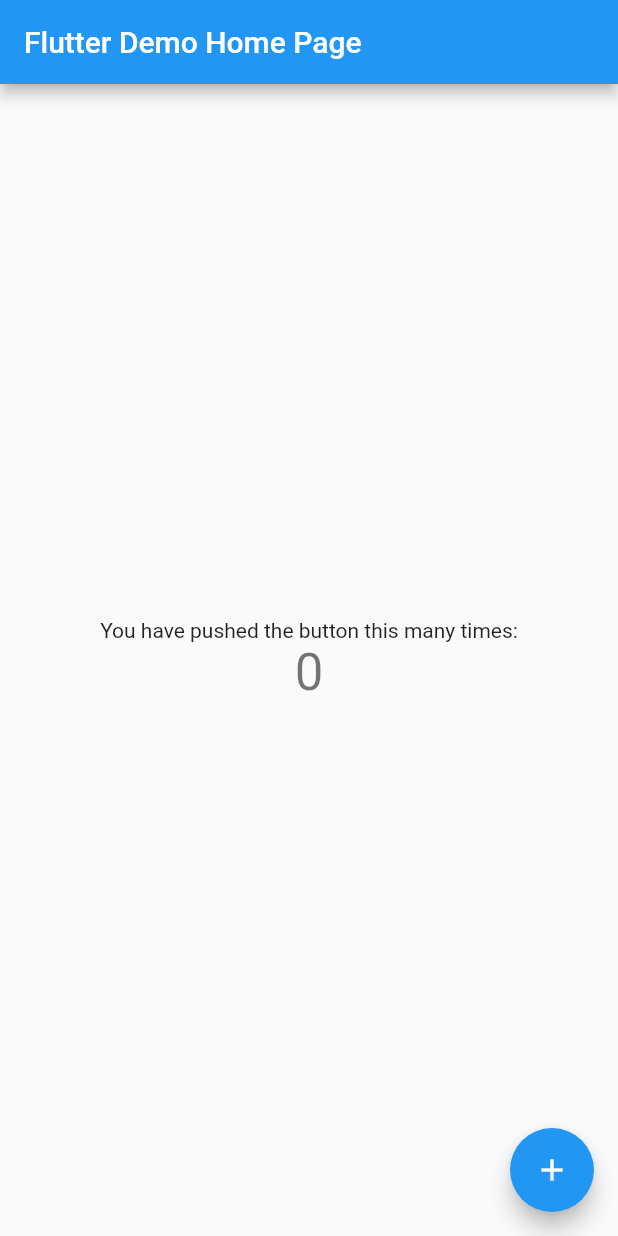
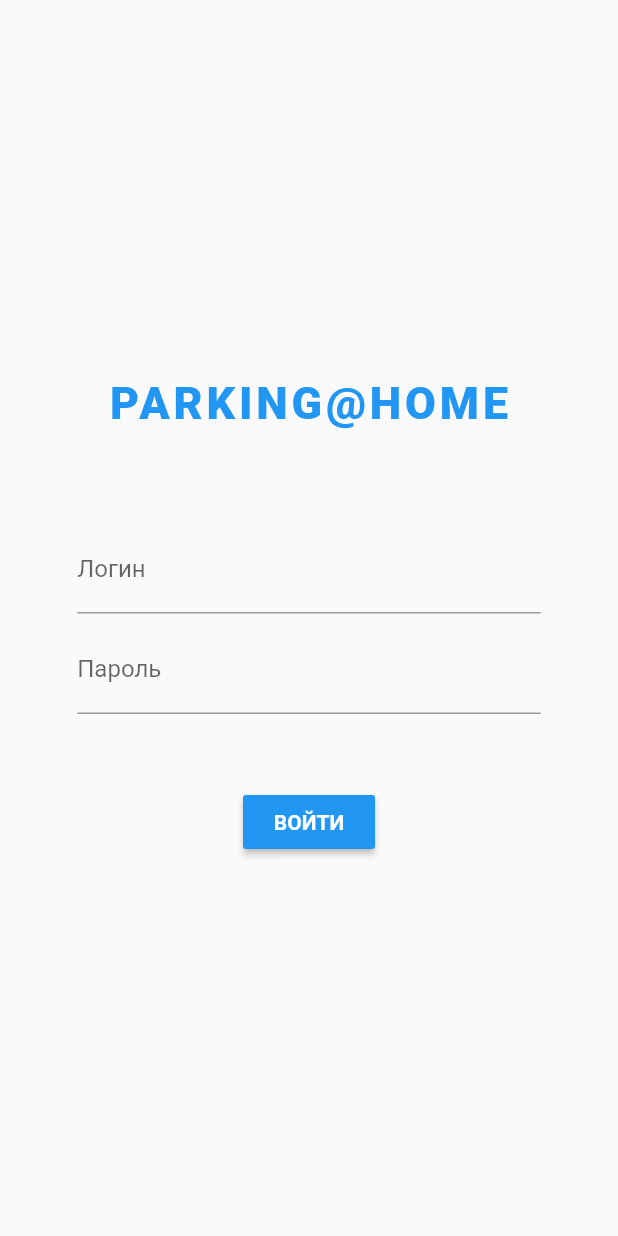
Before and after one commit to Parking-Home/mobile, a Flutter app: the screen it shows after launch, on a phone screen of 412 x 824 dp. Run offline on Flutter 3.47's test engine with Material 2 defaults, Android fonts, the phone set to English and light mode, and no system bars.

Commit message:
Added initial login page layout

```diff
--- /dev/null
+++ b/src/lib/home_page.dart
@@ -0,0 +1,19 @@
+import 'package:flutter/material.dart';
+import 'package:parking_at_home/resources.dart';
+
+class HomePage extends StatelessWidget {
+  @override
+  Widget build(BuildContext context) {
+    return Scaffold(
+      appBar: AppBar(title: Text(ResStrings.homePageTitle)),
+      body: Center(
+        child: Column(
+          mainAxisAlignment: MainAxisAlignment.center,
+          children: <Widget>[
+
+          ],
+        ),
+      ),
+    );
+  }
+}
--- /dev/null
+++ b/src/lib/login_page.dart
@@ -0,0 +1,72 @@
+import 'package:flutter/material.dart';
+import 'package:flutter/painting.dart';
+import 'package:parking_at_home/home_page.dart';
+import 'package:parking_at_home/resources.dart';
+
+class LoginPage extends StatelessWidget {
+  @override
+  Widget build(BuildContext context) {
+    return Scaffold(
+      body: Column(
+        mainAxisAlignment: MainAxisAlignment.center,
+        crossAxisAlignment: CrossAxisAlignment.stretch,
+        children: [
+          FractionallySizedBox(
+            widthFactor: 0.65,
+            alignment: Alignment.center,
+            child: FittedBox(
+              fit: BoxFit.fitWidth,
+              child: Text(
+                ResStrings.loginPageTitle,
+                textAlign: TextAlign.center,
+                style: TextStyle(
+                  color: ResColors.primary,
+                  fontWeight: FontWeight.w900,
+                  letterSpacing: 1.2,
+                ),
+              ),
+            ),
+          ),
+          SizedBox(height: 64),
+          FractionallySizedBox(
+            widthFactor: 0.75,
+            alignment: Alignment.center,
+            child: Column(
+              mainAxisAlignment: MainAxisAlignment.center,
+              children: [
+                TextField(
+                  decoration: InputDecoration(
+                    labelText: ResStrings.loginPageLoginFieldPlaceholder,
+                  ),
+                ),
+                SizedBox(height: 8),
+                TextField(
+                  decoration: InputDecoration(
+                    labelStyle: TextStyle(),
+                    labelText: ResStrings.loginPagePasswordFieldPlaceholder,
+                  ),
+                ),
+                SizedBox(height: 48),
+                RaisedButton(
+                  onPressed: () {
+                    Navigator.of(context).push(
+                      MaterialPageRoute(builder: (context) => HomePage()),
+                    );
+                  },
+                  color: Colors.blue,
+                  child: Text(
+                    ResStrings.loginPageLoginButton,
+                    style: TextStyle(
+                      color: Colors.white,
+                      fontWeight: FontWeight.bold,
+                    ),
+                  ),
+                ),
+              ],
+            ),
+          ),
+        ],
+      ),
+    );
+  }
+}
--- a/src/lib/main.dart
+++ b/src/lib/main.dart
@@ -1,117 +1,21 @@
 import 'package:flutter/material.dart';
+import 'package:parking_at_home/login_page.dart';
+import 'package:parking_at_home/resources.dart';
 
 void main() {
   runApp(MyApp());
 }
 
 class MyApp extends StatelessWidget {
-  // This widget is the root of your application.
   @override
   Widget build(BuildContext context) {
     return MaterialApp(
-      title: 'Flutter Demo',
+      title: 'Parking@Home',
       theme: ThemeData(
-        // This is the theme of your application.
-        //
-        // Try running your application with "flutter run". You'll see the
-        // application has a blue toolbar. Then, without quitting the app, try
-        // changing the primarySwatch below to Colors.green and then invoke
-        // "hot reload" (press "r" in the console where you ran "flutter run",
-        // or simply save your changes to "hot reload" in a Flutter IDE).
-        // Notice that the counter didn't reset back to zero; the application
-        // is not restarted.
-        primarySwatch: Colors.blue,
-        // This makes the visual density adapt to the platform that you run
-        // the app on. For desktop platforms, the controls will be smaller and
-        // closer together (more dense) than on mobile platforms.
+        primarySwatch: ResColors.primary,
         visualDensity: VisualDensity.adaptivePlatformDensity,
       ),
-      home: MyHomePage(title: 'Flutter Demo Home Page'),
+      home: LoginPage(),
     );
   }
 }
-
-class MyHomePage extends StatefulWidget {
-  MyHomePage({Key key, this.title}) : super(key: key);
-
-  // This widget is the home page of your application. It is stateful, meaning
-  // that it has a State object (defined below) that contains fields that affect
-  // how it looks.
-
-  // This class is the configuration for the state. It holds the values (in this
-  // case the title) provided by the parent (in this case the App widget) and
-  // used by the build method of the State. Fields in a Widget subclass are
-  // always marked "final".
-
-  final String title;
-
-  @override
-  _MyHomePageState createState() => _MyHomePageState();
-}
-
-class _MyHomePageState extends State<MyHomePage> {
-  int _counter = 0;
-
-  void _incrementCounter() {
-    setState(() {
-      // This call to setState tells the Flutter framework that something has
-      // changed in this State, which causes it to rerun the build method below
-      // so that the display can reflect the updated values. If we changed
-      // _counter without calling setState(), then the build method would not be
-      // called again, and so nothing would appear to happen.
-      _counter++;
-    });
-  }
-
-  @override
-  Widget build(BuildContext context) {
-    // This method is rerun every time setState is called, for instance as done
-    // by the _incrementCounter method above.
-    //
-    // The Flutter framework has been optimized to make rerunning build methods
-    // fast, so that you can just rebuild anything that needs updating rather
-    // than having to individually change instances of widgets.
-    return Scaffold(
-      appBar: AppBar(
-        // Here we take the value from the MyHomePage object that was created by
-        // the App.build method, and use it to set our appbar title.
-        title: Text(widget.title),
-      ),
-      body: Center(
-        // Center is a layout widget. It takes a single child and positions it
-        // in the middle of the parent.
-        child: Column(
-          // Column is also a layout widget. It takes a list of children and
-          // arranges them vertically. By default, it sizes itself to fit its
-          // children horizontally, and tries to be as tall as its parent.
-          //
-          // Invoke "debug painting" (press "p" in the console, choose the
-          // "Toggle Debug Paint" action from the Flutter Inspector in Android
-          // Studio, or the "Toggle Debug Paint" command in Visual Studio Code)
-          // to see the wireframe for each widget.
-          //
-          // Column has various properties to control how it sizes itself and
-          // how it positions its children. Here we use mainAxisAlignment to
-          // center the children vertically; the main axis here is the vertical
-          // axis because Columns are vertical (the cross axis would be
-          // horizontal).
-          mainAxisAlignment: MainAxisAlignment.center,
-          children: <Widget>[
-            Text(
-              'You have pushed the button this many times:',
-            ),
-            Text(
-              '$_counter',
-              style: Theme.of(context).textTheme.headline4,
-            ),
-          ],
-        ),
-      ),
-      floatingActionButton: FloatingActionButton(
-        onPressed: _incrementCounter,
-        tooltip: 'Increment',
-        child: Icon(Icons.add),
-      ), // This trailing comma makes auto-formatting nicer for build methods.
-    );
-  }
-}
--- /dev/null
+++ b/src/lib/resources.dart
@@ -0,0 +1,14 @@
+import 'package:flutter/material.dart';
+
+class ResStrings {
+  static const String homePageTitle = "Настройки";
+
+  static const String loginPageTitle = "PARKING@HOME";
+  static const String loginPageLoginButton = "ВОЙТИ";
+  static const String loginPageLoginFieldPlaceholder = "Логин";
+  static const String loginPagePasswordFieldPlaceholder = "Пароль";
+}
+
+class ResColors {
+  static const Color primary = Colors.blue;
+}
```
